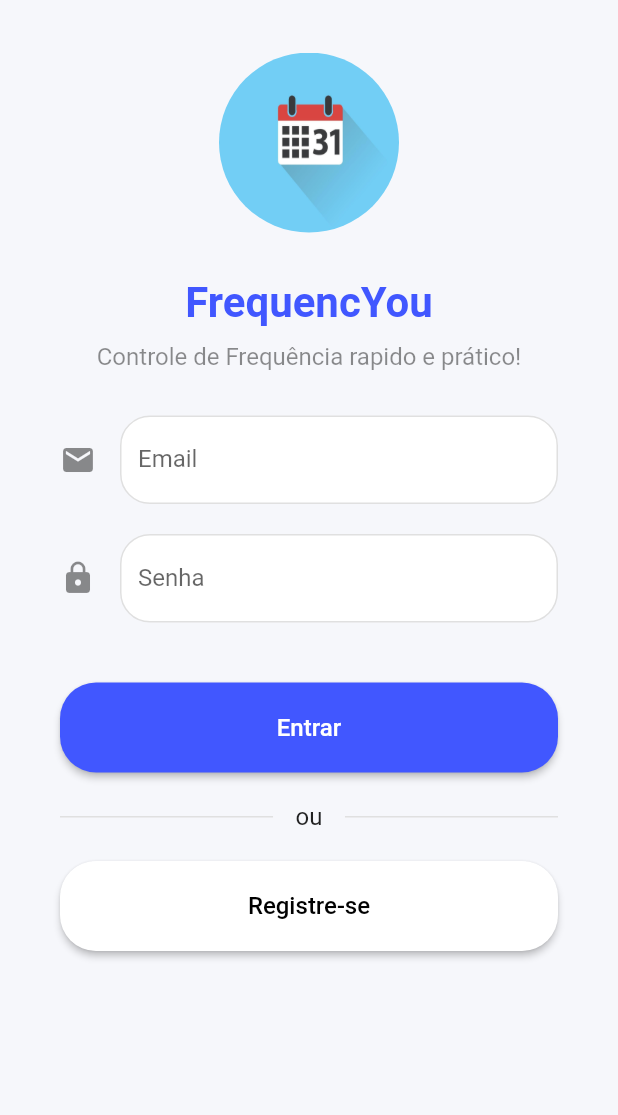
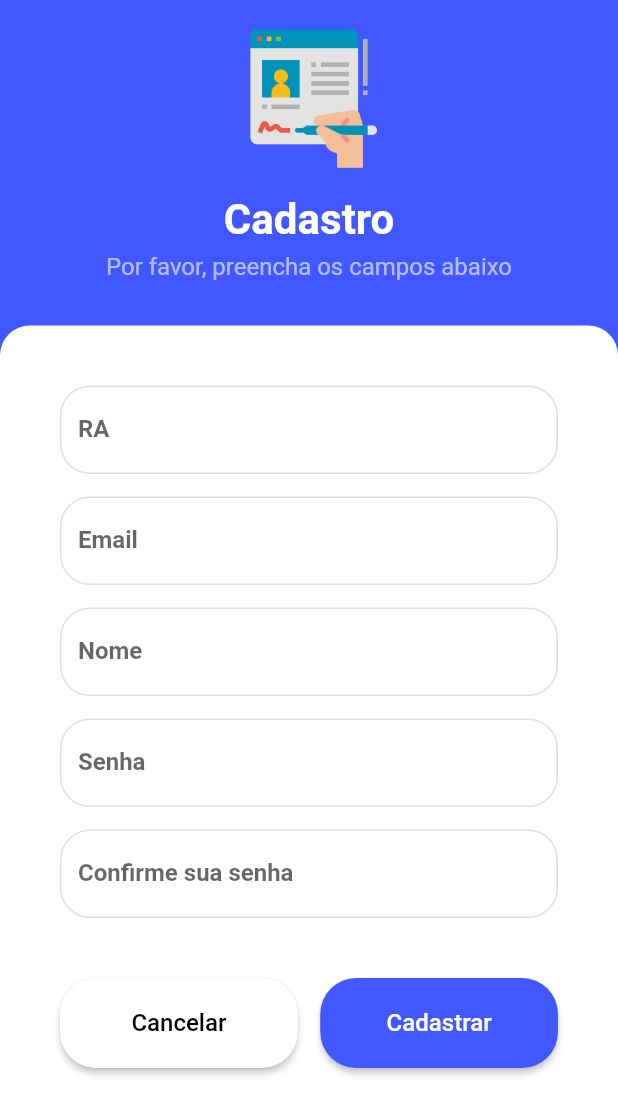
Before and after one commit to gguilherme-gritti/app-frequencia-si700, a Flutter app: the screen it shows after launch, on a phone screen of 412 x 824 dp. Shown: the top 1115 px of the screen. Run offline on Flutter 3.47's test engine with Material 2 defaults, Android fonts, the phone set to English and light mode, and no system bars.

Commit message:
create register page

```diff
--- a/frequency/lib/main.dart
+++ b/frequency/lib/main.dart
@@ -1,5 +1,6 @@
 import 'package:flutter/material.dart';
 import 'package:frequency/screens/login.dart';
+import 'package:frequency/screens/register_user.dart';
 
 void main() {
   runApp(const Frequency());
@@ -34,6 +35,6 @@ class Home extends StatefulWidget {
 class _HomeState extends State<Home> {
   @override
   Widget build(BuildContext context) {
-    return const Scaffold(body: Login());
+    return const Scaffold(body: RegisterUser());
   }
 }
--- a/frequency/lib/screens/login.dart
+++ b/frequency/lib/screens/login.dart
@@ -51,7 +51,7 @@ class Login extends StatelessWidget {
                   children: [
                     const TextField(
                       decoration: InputDecoration(
-                          labelText: 'Email',
+                          labelText: 'RA',
                           icon: Icon(Icons.email),
                           focusedBorder: OutlineInputBorder(
                             borderSide:
--- /dev/null
+++ b/frequency/lib/screens/register_user.dart
@@ -0,0 +1,177 @@
+import 'package:flutter/material.dart';
+
+class RegisterUser extends StatelessWidget {
+  const RegisterUser();
+
+  @override
+  Widget build(BuildContext context) {
+    return MaterialApp(
+      home: Scaffold(
+          backgroundColor: const Color(0xFF4157ff),
+          body: Center(
+              child: Column(children: <Widget>[
+            Container(
+              margin: const EdgeInsets.only(top: 15, bottom: 15),
+              width: 100.0,
+              height: 100.0,
+              decoration: const BoxDecoration(
+                image: DecorationImage(
+                  image: AssetImage('lib/assets/img/register.png'),
+                  fit: BoxFit.fill,
+                ),
+              ),
+            ),
+            const Text(
+              'Cadastro',
+              style: TextStyle(
+                  fontSize: 28,
+                  color: Colors.white,
+                  fontWeight: FontWeight.bold),
+            ),
+            const SizedBox(height: 5),
+            const Text(
+              'Por favor, preencha os campos abaixo',
+              style: TextStyle(
+                fontSize: 16,
+                color: Colors.white60,
+              ),
+            ),
+            const SizedBox(height: 30),
+            Expanded(
+                child: Container(
+              height: double.infinity,
+              padding: const EdgeInsets.only(left: 40, right: 40, top: 40),
+              decoration: const BoxDecoration(
+                borderRadius: BorderRadius.only(
+                  topLeft: Radius.circular(20.0),
+                  topRight: Radius.circular(20.0),
+                ),
+                color: Colors.white,
+              ),
+              child: Column(children: [
+                const TextField(
+                  decoration: InputDecoration(
+                      labelText: 'RA',
+                      labelStyle: TextStyle(fontWeight: FontWeight.w600),
+                      focusedBorder: OutlineInputBorder(
+                        borderSide: BorderSide(color: Colors.blue, width: 2),
+                        borderRadius: BorderRadius.all(Radius.circular(
+                            20)), // Cor da borda quando o TextField está focado
+                      ),
+                      enabledBorder: OutlineInputBorder(
+                          borderRadius: BorderRadius.all(Radius.circular(20)),
+                          borderSide: BorderSide(color: Colors.black12)),
+                      filled: true,
+                      fillColor: Colors.white),
+                ),
+                const SizedBox(height: 15),
+                const TextField(
+                  decoration: InputDecoration(
+                      labelText: 'Email',
+                      labelStyle: TextStyle(fontWeight: FontWeight.w600),
+                      focusedBorder: OutlineInputBorder(
+                        borderSide: BorderSide(color: Colors.blue, width: 2),
+                        borderRadius: BorderRadius.all(Radius.circular(
+                            20)), // Cor da borda quando o TextField está focado
+                      ),
+                      enabledBorder: OutlineInputBorder(
+                          borderRadius: BorderRadius.all(Radius.circular(20)),
+                          borderSide: BorderSide(color: Colors.black12)),
+                      filled: true,
+                      fillColor: Colors.white),
+                ),
+                const SizedBox(height: 15),
+                const TextField(
+                  decoration: InputDecoration(
+                      labelText: 'Nome',
+                      labelStyle: TextStyle(fontWeight: FontWeight.w600),
+                      focusedBorder: OutlineInputBorder(
+                        borderSide: BorderSide(color: Colors.blue, width: 2),
+                        borderRadius: BorderRadius.all(Radius.circular(
+                            20)), // Cor da borda quando o TextField está focado
+                      ),
+                      enabledBorder: OutlineInputBorder(
+                          borderRadius: BorderRadius.all(Radius.circular(20)),
+                          borderSide: BorderSide(color: Colors.black12)),
+                      filled: true,
+                      fillColor: Colors.white),
+                ),
+                const SizedBox(height: 15),
+                const TextField(
+                  obscureText: true,
+                  decoration: InputDecoration(
+                    labelText: 'Senha',
+                    labelStyle: TextStyle(fontWeight: FontWeight.w600),
+                    focusedBorder: OutlineInputBorder(
+                      borderSide: BorderSide(color: Colors.blue, width: 2),
+                      borderRadius: BorderRadius.all(Radius.circular(
+                          20)), // Cor da borda quando o TextField está focado
+                    ),
+                    enabledBorder: OutlineInputBorder(
+                        borderRadius: BorderRadius.all(Radius.circular(20)),
+                        borderSide: BorderSide(color: Colors.black12)),
+                    filled: true,
+                    fillColor: Colors.white,
+                  ),
+                ),
+                const SizedBox(height: 15),
+                const TextField(
+                  obscureText: true,
+                  decoration: InputDecoration(
+                    labelText: 'Confirme sua senha',
+                    labelStyle: TextStyle(fontWeight: FontWeight.w600),
+                    focusedBorder: OutlineInputBorder(
+                      borderSide: BorderSide(color: Colors.blue, width: 2),
+                      borderRadius: BorderRadius.all(Radius.circular(
+                          20)), // Cor da borda quando o TextField está focado
+                    ),
+                    enabledBorder: OutlineInputBorder(
+                        borderRadius: BorderRadius.all(Radius.circular(20)),
+                        borderSide: BorderSide(color: Colors.black12)),
+                    filled: true,
+                    fillColor: Colors.white,
+                  ),
+                ),
+                const SizedBox(height: 40),
+                Row(
+                  children: [
+                    Expanded(
+                      child: ElevatedButton(
+                        onPressed: () {},
+                        style: ElevatedButton.styleFrom(
+                          minimumSize: const Size(double.infinity, 60),
+                          backgroundColor: const Color(0xFFffffff),
+                          shape: RoundedRectangleBorder(
+                            borderRadius: BorderRadius.circular(24.0),
+                          ),
+                        ),
+                        child: const Text('Cancelar',
+                            style:
+                                TextStyle(color: Colors.black, fontSize: 16)),
+                      ),
+                    ),
+                    const SizedBox(width: 15),
+                    Expanded(
+                        child: ElevatedButton(
+                      onPressed: () {},
+                      style: ElevatedButton.styleFrom(
+                        minimumSize: const Size(double.infinity, 60),
+                        backgroundColor: const Color(0xFF4157ff),
+                        shape: RoundedRectangleBorder(
+                          borderRadius: BorderRadius.circular(
+                              24.0), // Ajuste o valor do raio conforme necessário
+                        ),
+                      ),
+                      child: const Text(
+                        'Cadastrar',
+                        style: TextStyle(fontSize: 16),
+                      ),
+                    )),
+                  ],
+                )
+              ]),
+            ))
+          ]))),
+    );
+  }
+}
```
Also changed, not shown: frequency/lib/assets/img/register.png (added).
